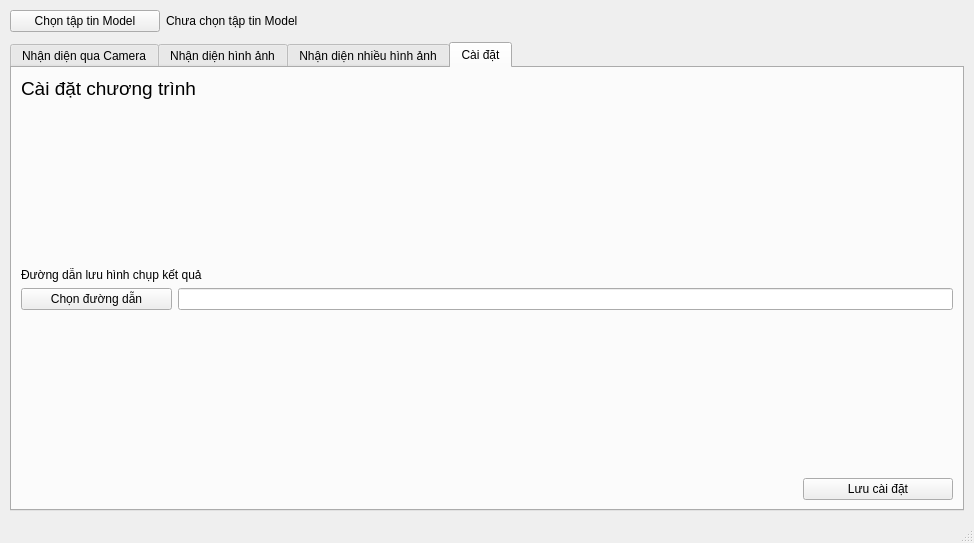
Qt form ui/main.ui (vinhveer/QTObjectDetection) before a commit.
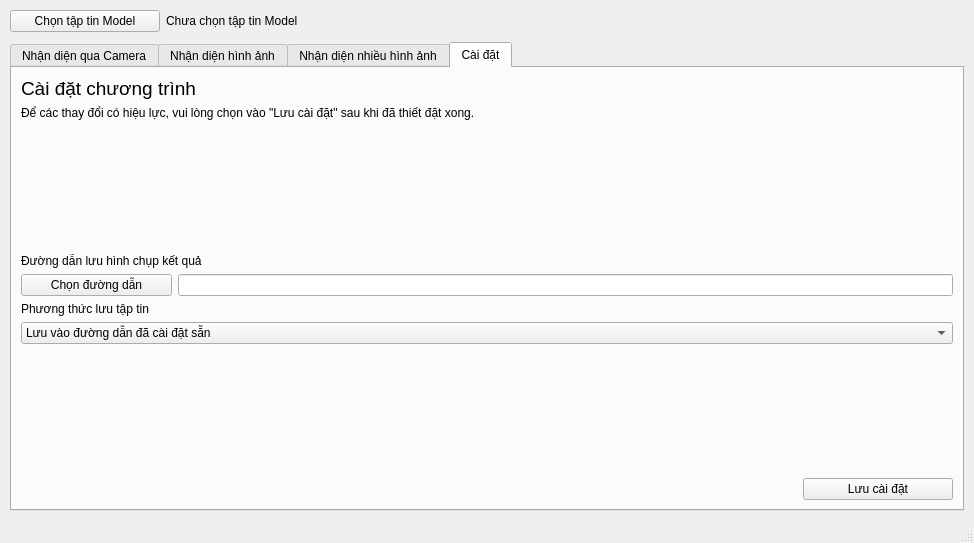
The same form after that commit. The open tabs and pages were chosen to show the change.

```diff
--- a/ui/main.ui
+++ b/ui/main.ui
@@ -18,7 +18,6 @@
   </property>
   <property name="font">
    <font>
-    <family>Segoe UI</family>
     <pointsize>9</pointsize>
    </font>
   </property>
@@ -680,46 +679,6 @@
         <string>Cài đặt</string>
        </attribute>
        <layout class="QGridLayout" name="gridLayout_9">
-        <item row="3" column="0">
-         <layout class="QHBoxLayout" name="horizontalLayout_2">
-          <item>
-           <widget class="QPushButton" name="buttonSaveShot">
-            <property name="minimumSize">
-             <size>
-              <width>151</width>
-              <height>0</height>
-             </size>
-            </property>
-            <property name="text">
-             <string>Chọn đường dẫn</string>
-            </property>
-           </widget>
-          </item>
-          <item>
-           <widget class="QLineEdit" name="pathSaveShot"/>
-          </item>
-         </layout>
-        </item>
-        <item row="2" column="0">
-         <widget class="QLabel" name="label_3">
-          <property name="text">
-           <string>Đường dẫn lưu hình chụp kết quả</string>
-          </property>
-         </widget>
-        </item>
-        <item row="1" column="0">
-         <spacer name="verticalSpacer">
-          <property name="orientation">
-           <enum>Qt::Orientation::Vertical</enum>
-          </property>
-          <property name="sizeHint" stdset="0">
-           <size>
-            <width>20</width>
-            <height>40</height>
-           </size>
-          </property>
-         </spacer>
-        </item>
         <item row="0" column="0">
          <widget class="QLabel" name="label_2">
           <property name="font">
@@ -733,7 +692,81 @@
           </property>
          </widget>
         </item>
+        <item row="2" column="0">
+         <spacer name="verticalSpacer">
+          <property name="orientation">
+           <enum>Qt::Orientation::Vertical</enum>
+          </property>
+          <property name="sizeHint" stdset="0">
+           <size>
+            <width>20</width>
+            <height>40</height>
+           </size>
+          </property>
+         </spacer>
+        </item>
+        <item row="7" column="0">
+         <spacer name="verticalSpacer_2">
+          <property name="orientation">
+           <enum>Qt::Orientation::Vertical</enum>
+          </property>
+          <property name="sizeHint" stdset="0">
+           <size>
+            <width>20</width>
+            <height>40</height>
+           </size>
+          </property>
+         </spacer>
+        </item>
         <item row="5" column="0">
+         <widget class="QLabel" name="label">
+          <property name="text">
+           <string>Phương thức lưu tập tin</string>
+          </property>
+         </widget>
+        </item>
+        <item row="6" column="0">
+         <widget class="QComboBox" name="comboBoxChooseTypeSaveData">
+          <item>
+           <property name="text">
+            <string extracomment="Hello">Lưu vào đường dẫn đã cài đặt sẵn</string>
+           </property>
+          </item>
+          <item>
+           <property name="text">
+            <string>Hỏi người dùng chọn đường dẫn trước khi lưu</string>
+           </property>
+          </item>
+         </widget>
+        </item>
+        <item row="3" column="0">
+         <widget class="QLabel" name="label_3">
+          <property name="text">
+           <string>Đường dẫn lưu hình chụp kết quả</string>
+          </property>
+         </widget>
+        </item>
+        <item row="4" column="0">
+         <layout class="QHBoxLayout" name="horizontalLayout_2">
+          <item>
+           <widget class="QPushButton" name="buttonSaveShot">
+            <property name="minimumSize">
+             <size>
+              <width>151</width>
+              <height>0</height>
+             </size>
+            </property>
+            <property name="text">
+             <string>Chọn đường dẫn</string>
+            </property>
+           </widget>
+          </item>
+          <item>
+           <widget class="QLineEdit" name="pathSaveShot"/>
+          </item>
+         </layout>
+        </item>
+        <item row="8" column="0">
          <layout class="QHBoxLayout" name="horizontalLayout">
           <item>
            <spacer name="horizontalSpacer_5">
@@ -763,18 +796,12 @@
           </item>
          </layout>
         </item>
-        <item row="4" column="0">
-         <spacer name="verticalSpacer_2">
-          <property name="orientation">
-           <enum>Qt::Orientation::Vertical</enum>
+        <item row="1" column="0">
+         <widget class="QLabel" name="label_4">
+          <property name="text">
+           <string>Để các thay đổi có hiệu lực, vui lòng chọn vào &quot;Lưu cài đặt&quot; sau khi đã thiết đặt xong.</string>
           </property>
-          <property name="sizeHint" stdset="0">
-           <size>
-            <width>20</width>
-            <height>40</height>
-           </size>
-          </property>
-         </spacer>
+         </widget>
         </item>
        </layout>
       </widget>
```
Left out of the diff: 95 changed lines with no effect on the pictures.
